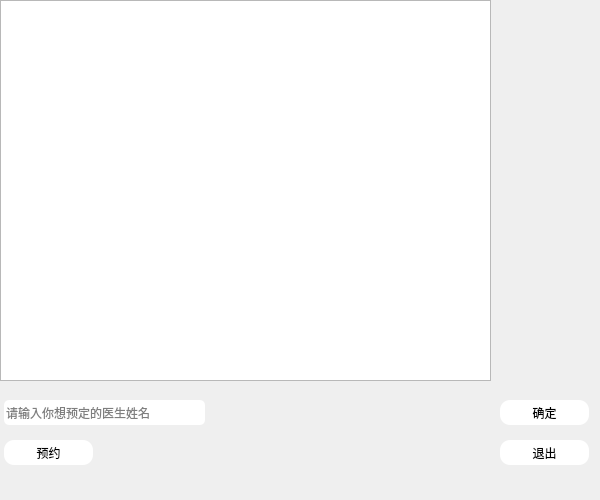
The window that demo1/doc_information.ui (KeviaWang/work) describes before a commit, drawn with Qt 5.
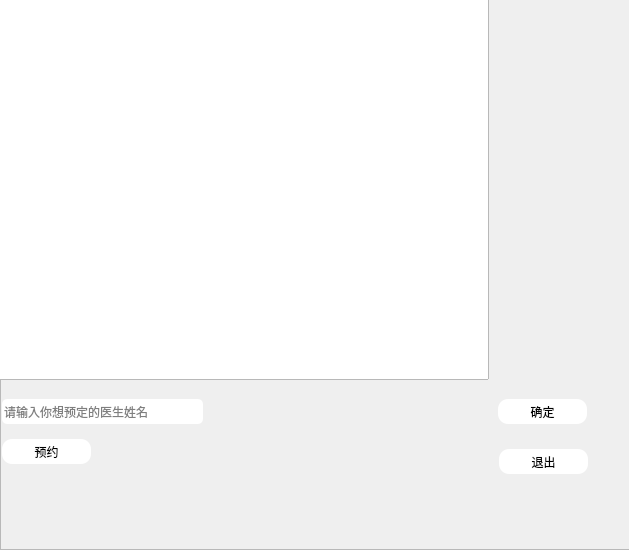
The same window after the commit. Icons and pictures are not drawn.

Patch:
```diff
--- a/demo1/doc_information.ui
+++ b/demo1/doc_information.ui
@@ -6,8 +6,8 @@
    <rect>
     <x>0</x>
     <y>0</y>
-    <width>600</width>
-    <height>500</height>
+    <width>629</width>
+    <height>550</height>
    </rect>
   </property>
   <property name="windowTitle">
@@ -16,56 +16,46 @@
   <property name="styleSheet">
    <string notr="true">#doc_information{border-image: url(:/back/蓝色渐变.jpg);}</string>
   </property>
-  <widget class="QPushButton" name="pushButton">
-   <property name="geometry">
-    <rect>
-     <x>500</x>
-     <y>440</y>
-     <width>89</width>
-     <height>25</height>
-    </rect>
-   </property>
-   <property name="styleSheet">
-    <string notr="true">#pushButton{border-radius:10px;}
-#pushButton{background-color: rgb(255, 255, 255);}
-</string>
-   </property>
-   <property name="text">
-    <string>退出</string>
-   </property>
-  </widget>
-  <widget class="QTableWidget" name="tableWidget">
+  <widget class="QFrame" name="frame">
    <property name="geometry">
     <rect>
      <x>0</x>
-     <y>0</y>
-     <width>491</width>
-     <height>381</height>
+     <y>-1</y>
+     <width>631</width>
+     <height>551</height>
     </rect>
    </property>
-  </widget>
-  <widget class="QPushButton" name="pushButton_2">
+   <property name="styleSheet">
+    <string notr="true">#frame{border-image: url(:/new/prefix1/back/蓝色渐变.jpg);}</string>
+   </property>
+   <property name="frameShape">
+    <enum>QFrame::StyledPanel</enum>
+   </property>
+   <property name="frameShadow">
+    <enum>QFrame::Raised</enum>
+   </property>
+   <widget class="QPushButton" name="pushButton_3">
    <property name="geometry">
     <rect>
-     <x>500</x>
-     <y>400</y>
+      <x>2</x>
+      <y>440</y>
      <width>89</width>
      <height>25</height>
     </rect>
    </property>
    <property name="styleSheet">
-    <string notr="true">#pushButton_2{border-radius:10px;}
-#pushButton_2{background-color: rgb(255, 255, 255);}
+     <string notr="true">#pushButton_3{border-radius:10px;}
+#pushButton_3{background-color: rgb(255, 255, 255);}
 </string>
    </property>
    <property name="text">
-    <string>确定</string>
+     <string>预约</string>
    </property>
   </widget>
   <widget class="QLineEdit" name="lineEdit">
    <property name="geometry">
     <rect>
-     <x>4</x>
+      <x>2</x>
      <y>400</y>
      <width>201</width>
      <height>25</height>
@@ -80,23 +70,52 @@
     <string>请输入你想预定的医生姓名</string>
    </property>
   </widget>
-  <widget class="QPushButton" name="pushButton_3">
+   <widget class="QPushButton" name="pushButton_2">
    <property name="geometry">
     <rect>
-     <x>4</x>
-     <y>440</y>
+      <x>498</x>
+      <y>400</y>
      <width>89</width>
      <height>25</height>
     </rect>
    </property>
    <property name="styleSheet">
-    <string notr="true">#pushButton_3{border-radius:10px;}
-#pushButton_3{background-color: rgb(255, 255, 255);}
+     <string notr="true">#pushButton_2{border-radius:10px;}
+#pushButton_2{background-color: rgb(255, 255, 255);}
 </string>
    </property>
    <property name="text">
-    <string>预约</string>
-   </property>
+     <string>确定</string>
+    </property>
+   </widget>
+   <widget class="QTableWidget" name="tableWidget">
+    <property name="geometry">
+     <rect>
+      <x>-2</x>
+      <y>0</y>
+      <width>491</width>
+      <height>381</height>
+     </rect>
+    </property>
+   </widget>
+   <widget class="QPushButton" name="pushButton">
+    <property name="geometry">
+     <rect>
+      <x>499</x>
+      <y>450</y>
+      <width>89</width>
+      <height>25</height>
+     </rect>
+    </property>
+    <property name="styleSheet">
+     <string notr="true">#pushButton{border-radius:10px;}
+#pushButton{background-color: rgb(255, 255, 255);}
+</string>
+    </property>
+    <property name="text">
+     <string>退出</string>
+    </property>
+   </widget>
   </widget>
  </widget>
  <resources/>
```
Left out of the diff: 2 changed lines with no effect on the pictures. Lines whose indentation alone changed are shown as unchanged.
